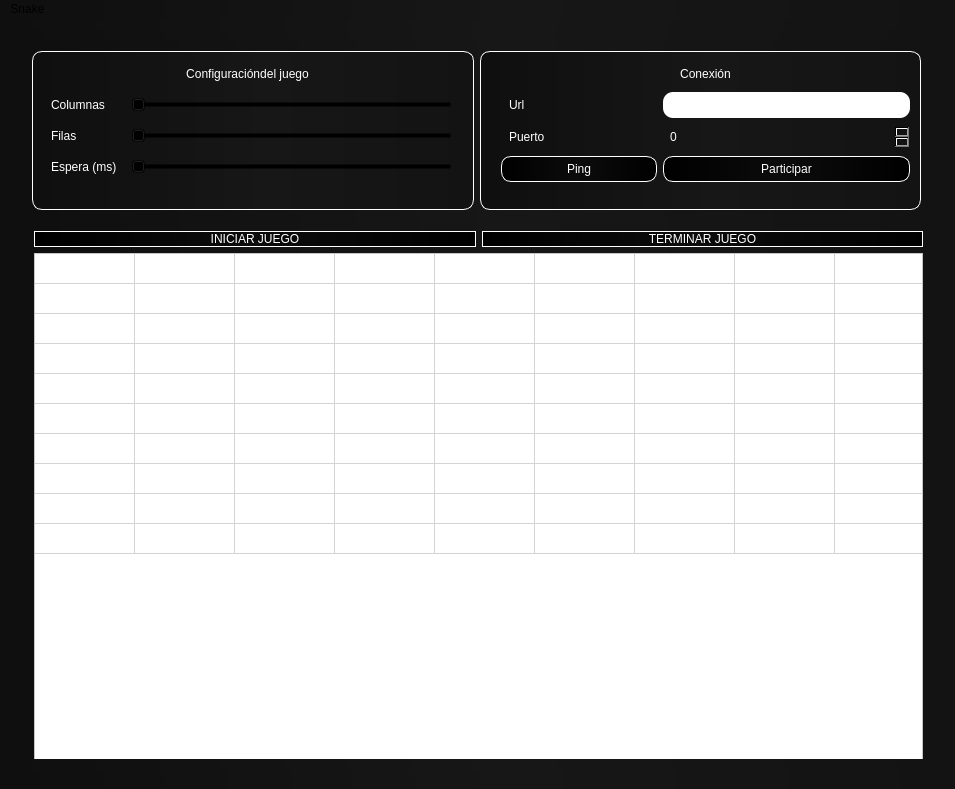
Above: servidor.ui from Ferch2109/Practica09-Modelado20171 before the change. Below: the same form after it.
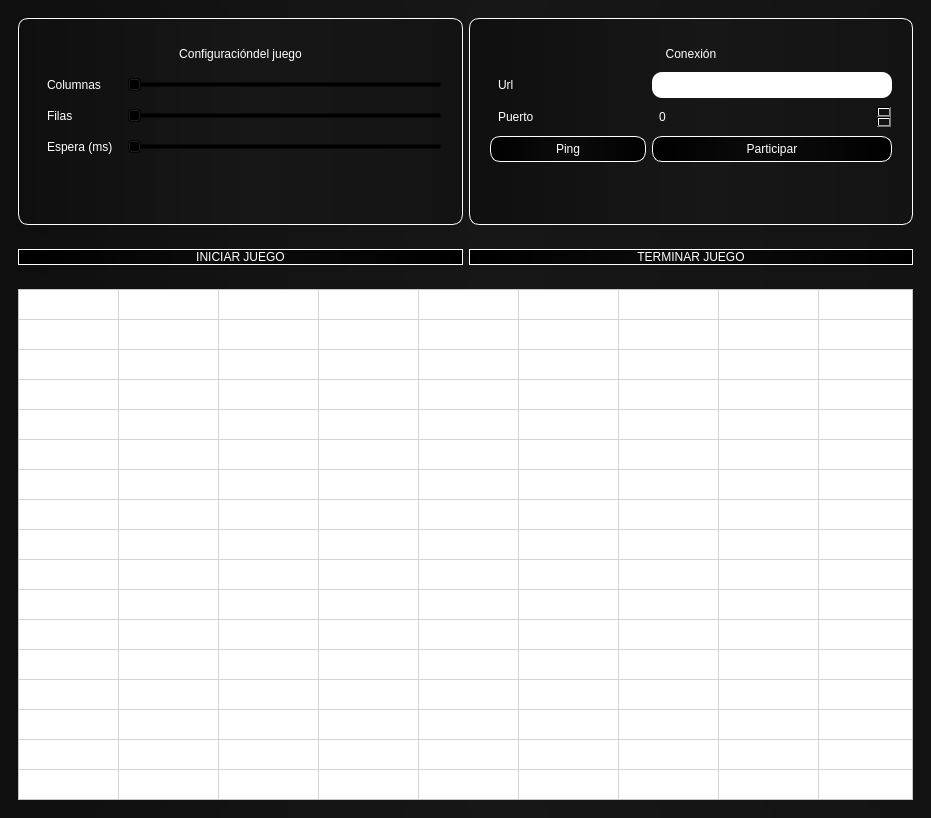
That is the form after the change.

Commit message: Ya funciona todo :v

```diff
--- a/servidor.ui
+++ b/servidor.ui
@@ -9,384 +9,61 @@
    <rect>
     <x>0</x>
     <y>0</y>
-    <width>955</width>
-    <height>789</height>
+    <width>931</width>
+    <height>818</height>
    </rect>
   </property>
-  <property name="sizePolicy">
-   <sizepolicy hsizetype="Expanding" vsizetype="Expanding">
-    <horstretch>1</horstretch>
-    <verstretch>1</verstretch>
-   </sizepolicy>
-  </property>
-  <property name="minimumSize">
-   <size>
-    <width>500</width>
-    <height>500</height>
-   </size>
-  </property>
-  <property name="sizeIncrement">
-   <size>
-    <width>10</width>
-    <height>10</height>
-   </size>
-  </property>
   <property name="windowTitle">
    <string>MainWindow</string>
   </property>
   <property name="styleSheet">
    <string notr="true">background-color: qlineargradient(spread:pad, x1:0.00909091, y1:0, x2:1, y2:0, stop:0 rgba(15, 15, 15, 255), stop:0.527273 rgba(23, 23, 23, 255), stop:1 rgba(19, 19, 19, 255));</string>
   </property>
-  <widget class="QWidget" name="centralWidget">
-   <property name="sizePolicy">
-    <sizepolicy hsizetype="Expanding" vsizetype="Expanding">
-     <horstretch>0</horstretch>
-     <verstretch>0</verstretch>
-    </sizepolicy>
-   </property>
-   <widget class="QWidget" name="verticalLayoutWidget">
-    <property name="geometry">
-     <rect>
-      <x>-8</x>
-      <y>0</y>
-      <width>961</width>
-      <height>751</height>
-     </rect>
+  <widget class="QWidget" name="centralwidget">
+   <layout class="QVBoxLayout" name="verticalLayout_3">
+    <property name="sizeConstraint">
+     <enum>QLayout::SetMinimumSize</enum>
     </property>
-    <layout class="QVBoxLayout" name="principal" stretch="0">
-     <property name="sizeConstraint">
-      <enum>QLayout::SetDefaultConstraint</enum>
-     </property>
-     <item>
-      <widget class="QWidget" name="widget_3" native="true">
-       <property name="sizePolicy">
-        <sizepolicy hsizetype="Expanding" vsizetype="Expanding">
-         <horstretch>0</horstretch>
-         <verstretch>0</verstretch>
-        </sizepolicy>
-       </property>
-       <widget class="QWidget" name="verticalLayoutWidget_2">
-        <property name="geometry">
-         <rect>
-          <x>20</x>
-          <y>190</y>
-          <width>911</width>
-          <height>561</height>
-         </rect>
-        </property>
-        <layout class="QVBoxLayout" name="tabla_boton">
-         <property name="sizeConstraint">
-          <enum>QLayout::SetMaximumSize</enum>
+    <item>
+     <widget class="QWidget" name="widget" native="true">
+      <property name="sizePolicy">
+       <sizepolicy hsizetype="Preferred" vsizetype="Preferred">
+        <horstretch>0</horstretch>
+        <verstretch>0</verstretch>
+       </sizepolicy>
+      </property>
+      <layout class="QHBoxLayout" name="horizontalLayout_2">
+       <item>
+        <widget class="QGroupBox" name="groupBox_10">
+         <property name="enabled">
+          <bool>true</bool>
          </property>
-         <item>
-          <layout class="QHBoxLayout" name="botones_estado">
-           <item>
-            <widget class="QPushButton" name="estado_juego">
-             <property name="sizePolicy">
-              <sizepolicy hsizetype="Expanding" vsizetype="Fixed">
-               <horstretch>0</horstretch>
-               <verstretch>0</verstretch>
-              </sizepolicy>
-             </property>
-             <property name="styleSheet">
-              <string notr="true">color: white;
-border: 1px;
-border-color: white;
-border-style : solid;
-border-radius:10px;
-background-color: qlineargradient(spread:pad, x1:0, y1:0, x2:1, y2:0, stop:0 rgba(0, 0, 0, 255), stop:0.490909 rgba(12, 12, 12, 255), stop:1 rgba(0, 0, 0, 255));</string>
-             </property>
-             <property name="text">
-              <string>INICIAR JUEGO</string>
-             </property>
-            </widget>
-           </item>
-           <item>
-            <widget class="QPushButton" name="termina_juego">
-             <property name="sizePolicy">
-              <sizepolicy hsizetype="Expanding" vsizetype="Fixed">
-               <horstretch>0</horstretch>
-               <verstretch>0</verstretch>
-              </sizepolicy>
-             </property>
-             <property name="styleSheet">
-              <string notr="true">color: white;
-border: 1px;
-border-color: white;
-border-style : solid;
-border-radius:10px;
-background-color: qlineargradient(spread:pad, x1:0, y1:0, x2:1, y2:0, stop:0 rgba(0, 0, 0, 255), stop:0.490909 rgba(12, 12, 12, 255), stop:1 rgba(0, 0, 0, 255));</string>
-             </property>
-             <property name="text">
-              <string>TERMINAR JUEGO</string>
-             </property>
-            </widget>
-           </item>
-          </layout>
-         </item>
-         <item>
-          <widget class="QTableWidget" name="tabla">
-           <property name="enabled">
-            <bool>true</bool>
-           </property>
-           <property name="sizePolicy">
-            <sizepolicy hsizetype="Preferred" vsizetype="Preferred">
-             <horstretch>0</horstretch>
-             <verstretch>0</verstretch>
-            </sizepolicy>
-           </property>
-           <property name="minimumSize">
-            <size>
-             <width>631</width>
-             <height>511</height>
-            </size>
-           </property>
-           <property name="autoFillBackground">
-            <bool>false</bool>
-           </property>
-           <property name="styleSheet">
-            <string notr="true">background-color: rgb(255, 255, 255);</string>
-           </property>
-           <property name="frameShape">
-            <enum>QFrame::StyledPanel</enum>
-           </property>
-           <property name="frameShadow">
-            <enum>QFrame::Sunken</enum>
-           </property>
-           <property name="verticalScrollBarPolicy">
-            <enum>Qt::ScrollBarAlwaysOff</enum>
-           </property>
-           <property name="horizontalScrollBarPolicy">
-            <enum>Qt::ScrollBarAlwaysOff</enum>
-           </property>
-           <property name="autoScroll">
-            <bool>true</bool>
-           </property>
-           <property name="dragDropOverwriteMode">
-            <bool>true</bool>
-           </property>
-           <property name="gridStyle">
-            <enum>Qt::SolidLine</enum>
-           </property>
-           <property name="sortingEnabled">
-            <bool>false</bool>
-           </property>
-           <property name="cornerButtonEnabled">
-            <bool>true</bool>
-           </property>
-           <property name="rowCount">
-            <number>10</number>
-           </property>
-           <property name="columnCount">
-            <number>10</number>
-           </property>
-           <attribute name="horizontalHeaderVisible">
-            <bool>false</bool>
-           </attribute>
-           <attribute name="horizontalHeaderCascadingSectionResizes">
-            <bool>false</bool>
-           </attribute>
-           <attribute name="horizontalHeaderHighlightSections">
-            <bool>false</bool>
-           </attribute>
-           <attribute name="horizontalHeaderShowSortIndicator" stdset="0">
-            <bool>false</bool>
-           </attribute>
-           <attribute name="horizontalHeaderStretchLastSection">
-            <bool>false</bool>
-           </attribute>
-           <attribute name="verticalHeaderVisible">
-            <bool>false</bool>
-           </attribute>
-           <attribute name="verticalHeaderCascadingSectionResizes">
-            <bool>false</bool>
-           </attribute>
-           <attribute name="verticalHeaderHighlightSections">
-            <bool>false</bool>
-           </attribute>
-           <attribute name="verticalHeaderShowSortIndicator" stdset="0">
-            <bool>false</bool>
-           </attribute>
-           <attribute name="verticalHeaderStretchLastSection">
-            <bool>false</bool>
-           </attribute>
-           <row>
-            <property name="text">
-             <string/>
-            </property>
-           </row>
-           <row>
-            <property name="text">
-             <string/>
-            </property>
-           </row>
-           <row>
-            <property name="text">
-             <string/>
-            </property>
-           </row>
-           <row>
-            <property name="text">
-             <string/>
-            </property>
-           </row>
-           <row>
-            <property name="text">
-             <string/>
-            </property>
-           </row>
-           <row>
-            <property name="text">
-             <string/>
-            </property>
-           </row>
-           <row>
-            <property name="text">
-             <string/>
-            </property>
-           </row>
-           <row>
-            <property name="text">
-             <string/>
-            </property>
-           </row>
-           <row>
-            <property name="text">
-             <string/>
-            </property>
-           </row>
-           <row>
-            <property name="text">
-             <string/>
-            </property>
-           </row>
-           <column>
-            <property name="text">
-             <string/>
-            </property>
-           </column>
-           <column>
-            <property name="text">
-             <string/>
-            </property>
-           </column>
-           <column>
-            <property name="text">
-             <string/>
-            </property>
-           </column>
-           <column>
-            <property name="text">
-             <string/>
-            </property>
-           </column>
-           <column>
-            <property name="text">
-             <string/>
-            </property>
-           </column>
-           <column>
-            <property name="text">
-             <string/>
-            </property>
-           </column>
-           <column>
-            <property name="text">
-             <string/>
-            </property>
-           </column>
-           <column>
-            <property name="text">
-             <string/>
-            </property>
-           </column>
-           <column>
-            <property name="text">
-             <string/>
-            </property>
-           </column>
-           <column>
-            <property name="text">
-             <string/>
-            </property>
-           </column>
-           <item row="0" column="0">
-            <property name="text">
-             <string/>
-            </property>
-            <property name="background">
-             <brush brushstyle="NoBrush">
-              <color alpha="255">
-               <red>225</red>
-               <green>225</green>
-               <blue>225</blue>
-              </color>
-             </brush>
-            </property>
-            <property name="foreground">
-             <brush brushstyle="SolidPattern">
-              <color alpha="255">
-               <red>255</red>
-               <green>255</green>
-               <blue>255</blue>
-              </color>
-             </brush>
-            </property>
-           </item>
-          </widget>
-         </item>
-        </layout>
-       </widget>
-       <widget class="QWidget" name="horizontalLayoutWidget">
-        <property name="geometry">
-         <rect>
-          <x>18</x>
-          <y>10</y>
-          <width>911</width>
-          <height>181</height>
-         </rect>
-        </property>
-        <layout class="QHBoxLayout" name="horizontalLayout">
-         <property name="sizeConstraint">
-          <enum>QLayout::SetMaximumSize</enum>
+         <property name="sizePolicy">
+          <sizepolicy hsizetype="Expanding" vsizetype="Expanding">
+           <horstretch>0</horstretch>
+           <verstretch>0</verstretch>
+          </sizepolicy>
          </property>
-         <item>
-          <widget class="QGroupBox" name="groupBox_10">
-           <property name="enabled">
-            <bool>true</bool>
-           </property>
-           <property name="sizePolicy">
-            <sizepolicy hsizetype="Expanding" vsizetype="Expanding">
-             <horstretch>0</horstretch>
-             <verstretch>0</verstretch>
-            </sizepolicy>
-           </property>
-           <property name="styleSheet">
-            <string notr="true">color: #FFFFFF;
+         <property name="styleSheet">
+          <string notr="true">color: #FFFFFF;
 border:1px;
 border-color:#FFF;
 border-style :solid;
 border-radius:10px;
 padding:5px;</string>
-           </property>
-           <property name="title">
-            <string/>
-           </property>
-           <property name="toolTipDuration" stdset="0">
-            <number>-1</number>
-           </property>
+         </property>
+         <property name="title">
+          <string/>
+         </property>
+         <property name="toolTipDuration" stdset="0">
+          <number>-1</number>
+         </property>
+         <layout class="QHBoxLayout" name="horizontalLayout_4">
+          <item>
            <widget class="QWidget" name="formWidget_7" native="true">
             <property name="enabled">
              <bool>true</bool>
             </property>
-            <property name="geometry">
-             <rect>
-              <x>0</x>
-              <y>0</y>
-              <width>431</width>
-              <height>171</height>
-             </rect>
-            </property>
             <property name="sizePolicy">
              <sizepolicy hsizetype="Expanding" vsizetype="Expanding">
               <horstretch>0</horstretch>
@@ -565,42 +242,38 @@
              </item>
             </layout>
            </widget>
-          </widget>
-         </item>
-         <item>
-          <widget class="QGroupBox" name="groupBox_9">
-           <property name="enabled">
-            <bool>true</bool>
-           </property>
-           <property name="sizePolicy">
-            <sizepolicy hsizetype="Expanding" vsizetype="Expanding">
-             <horstretch>0</horstretch>
-             <verstretch>0</verstretch>
-            </sizepolicy>
-           </property>
-           <property name="styleSheet">
-            <string notr="true">color: #FFFFFF;
+          </item>
+         </layout>
+        </widget>
+       </item>
+       <item>
+        <widget class="QGroupBox" name="groupBox_9">
+         <property name="enabled">
+          <bool>true</bool>
+         </property>
+         <property name="sizePolicy">
+          <sizepolicy hsizetype="Expanding" vsizetype="Expanding">
+           <horstretch>0</horstretch>
+           <verstretch>0</verstretch>
+          </sizepolicy>
+         </property>
+         <property name="styleSheet">
+          <string notr="true">color: #FFFFFF;
 border:1px;
 border-color:white;
 border-style: solid;
 border-radius:10px;
 padding:5px;</string>
-           </property>
-           <property name="title">
-            <string/>
-           </property>
-           <property name="toolTipDuration" stdset="0">
-            <number>-1</number>
-           </property>
+         </property>
+         <property name="title">
+          <string/>
+         </property>
+         <property name="toolTipDuration" stdset="0">
+          <number>-1</number>
+         </property>
+         <layout class="QHBoxLayout" name="horizontalLayout_5">
+          <item>
            <widget class="QWidget" name="formWidget_6" native="true">
-            <property name="geometry">
-             <rect>
-              <x>10</x>
-              <y>0</y>
-              <width>431</width>
-              <height>161</height>
-             </rect>
-            </property>
             <property name="sizePolicy">
              <sizepolicy hsizetype="Expanding" vsizetype="Expanding">
               <horstretch>0</horstretch>
@@ -769,33 +442,298 @@
              </item>
             </layout>
            </widget>
-          </widget>
+          </item>
+         </layout>
+        </widget>
+       </item>
+      </layout>
+      <zorder>groupBox_10</zorder>
+      <zorder>groupBox_9</zorder>
+      <zorder>widget_4</zorder>
+     </widget>
+    </item>
+    <item>
+     <widget class="QWidget" name="widget_4" native="true">
+      <layout class="QHBoxLayout" name="horizontalLayout">
+       <item>
+        <widget class="QPushButton" name="estado_juego">
+         <property name="sizePolicy">
+          <sizepolicy hsizetype="Expanding" vsizetype="Fixed">
+           <horstretch>0</horstretch>
+           <verstretch>0</verstretch>
+          </sizepolicy>
+         </property>
+         <property name="styleSheet">
+          <string notr="true">color: white;
+border: 1px;
+border-color: white;
+border-style : solid;
+border-radius:10px;
+background-color: qlineargradient(spread:pad, x1:0, y1:0, x2:1, y2:0, stop:0 rgba(0, 0, 0, 255), stop:0.490909 rgba(12, 12, 12, 255), stop:1 rgba(0, 0, 0, 255));</string>
+         </property>
+         <property name="text">
+          <string>INICIAR JUEGO</string>
+         </property>
+        </widget>
+       </item>
+       <item>
+        <widget class="QPushButton" name="termina_juego">
+         <property name="sizePolicy">
+          <sizepolicy hsizetype="Expanding" vsizetype="Fixed">
+           <horstretch>0</horstretch>
+           <verstretch>0</verstretch>
+          </sizepolicy>
+         </property>
+         <property name="styleSheet">
+          <string notr="true">color: white;
+border: 1px;
+border-color: white;
+border-style : solid;
+border-radius:10px;
+background-color: qlineargradient(spread:pad, x1:0, y1:0, x2:1, y2:0, stop:0 rgba(0, 0, 0, 255), stop:0.490909 rgba(12, 12, 12, 255), stop:1 rgba(0, 0, 0, 255));</string>
+         </property>
+         <property name="text">
+          <string>TERMINAR JUEGO</string>
+         </property>
+        </widget>
+       </item>
+      </layout>
+     </widget>
+    </item>
+    <item>
+     <widget class="QWidget" name="widget_2" native="true">
+      <layout class="QHBoxLayout" name="horizontalLayout_3">
+       <item>
+        <widget class="QTableWidget" name="tabla">
+         <property name="enabled">
+          <bool>true</bool>
+         </property>
+         <property name="sizePolicy">
+          <sizepolicy hsizetype="Preferred" vsizetype="Preferred">
+           <horstretch>0</horstretch>
+           <verstretch>0</verstretch>
+          </sizepolicy>
+         </property>
+         <property name="minimumSize">
+          <size>
+           <width>631</width>
+           <height>511</height>
+          </size>
+         </property>
+         <property name="autoFillBackground">
+          <bool>false</bool>
+         </property>
+         <property name="styleSheet">
+          <string notr="true">background-color: rgb(255, 255, 255);</string>
+         </property>
+         <property name="frameShape">
+          <enum>QFrame::StyledPanel</enum>
+         </property>
+         <property name="frameShadow">
+          <enum>QFrame::Sunken</enum>
+         </property>
+         <property name="verticalScrollBarPolicy">
+          <enum>Qt::ScrollBarAlwaysOff</enum>
+         </property>
+         <property name="horizontalScrollBarPolicy">
+          <enum>Qt::ScrollBarAlwaysOff</enum>
+         </property>
+         <property name="autoScroll">
+          <bool>true</bool>
+         </property>
+         <property name="dragDropOverwriteMode">
+          <bool>true</bool>
+         </property>
+         <property name="gridStyle">
+          <enum>Qt::SolidLine</enum>
+         </property>
+         <property name="sortingEnabled">
+          <bool>false</bool>
+         </property>
+         <property name="cornerButtonEnabled">
+          <bool>true</bool>
+         </property>
+         <property name="rowCount">
+          <number>17</number>
+         </property>
+         <property name="columnCount">
+          <number>17</number>
+         </property>
+         <attribute name="horizontalHeaderVisible">
+          <bool>false</bool>
+         </attribute>
+         <attribute name="horizontalHeaderCascadingSectionResizes">
+          <bool>false</bool>
+         </attribute>
+         <attribute name="horizontalHeaderHighlightSections">
+          <bool>false</bool>
+         </attribute>
+         <attribute name="horizontalHeaderShowSortIndicator" stdset="0">
+          <bool>false</bool>
+         </attribute>
+         <attribute name="horizontalHeaderStretchLastSection">
+          <bool>false</bool>
+         </attribute>
+         <attribute name="verticalHeaderVisible">
+          <bool>false</bool>
+         </attribute>
+         <attribute name="verticalHeaderCascadingSectionResizes">
+          <bool>false</bool>
+         </attribute>
+         <attribute name="verticalHeaderHighlightSections">
+          <bool>false</bool>
+         </attribute>
+         <attribute name="verticalHeaderShowSortIndicator" stdset="0">
+          <bool>false</bool>
+         </attribute>
+         <attribute name="verticalHeaderStretchLastSection">
+          <bool>false</bool>
+         </attribute>
+         <row>
+          <property name="text">
+           <string/>
+          </property>
+         </row>
+         <row>
+          <property name="text">
+           <string/>
+          </property>
+         </row>
+         <row>
+          <property name="text">
+           <string/>
+          </property>
+         </row>
+         <row>
+          <property name="text">
+           <string/>
+          </property>
+         </row>
+         <row>
+          <property name="text">
+           <string/>
+          </property>
+         </row>
+         <row>
+          <property name="text">
+           <string/>
+          </property>
+         </row>
+         <row>
+          <property name="text">
+           <string/>
+          </property>
+         </row>
+         <row>
+          <property name="text">
+           <string/>
+          </property>
+         </row>
+         <row>
+          <property name="text">
+           <string/>
+          </property>
+         </row>
+         <row>
+          <property name="text">
+           <string/>
+          </property>
+         </row>
+         <row/>
+         <row/>
+         <row/>
+         <row/>
+         <row/>
+         <row/>
+         <row/>
+         <column>
+          <property name="text">
+           <string/>
+          </property>
+         </column>
+         <column>
+          <property name="text">
+           <string/>
+          </property>
+         </column>
+         <column>
+          <property name="text">
+           <string/>
+          </property>
+         </column>
+         <column>
+          <property name="text">
+           <string/>
+          </property>
+         </column>
+         <column>
+          <property name="text">
+           <string/>
+          </property>
+         </column>
+         <column>
+          <property name="text">
+           <string/>
+          </property>
+         </column>
+         <column>
+          <property name="text">
+           <string/>
+          </property>
+         </column>
+         <column>
+          <property name="text">
+           <string/>
+          </property>
+         </column>
+         <column>
+          <property name="text">
+           <string/>
+          </property>
+         </column>
+         <column>
+          <property name="text">
+           <string/>
+          </property>
+         </column>
+         <column/>
+         <column/>
+         <column/>
+         <column/>
+         <column/>
+         <column/>
+         <column/>
+         <item row="0" column="0">
+          <property name="text">
+           <string/>
+          </property>
+          <property name="background">
+           <brush brushstyle="NoBrush">
+            <color alpha="255">
+             <red>225</red>
+             <green>225</green>
+             <blue>225</blue>
+            </color>
+           </brush>
+          </property>
+          <property name="foreground">
+           <brush brushstyle="SolidPattern">
+            <color alpha="255">
+             <red>255</red>
+             <green>255</green>
+             <blue>255</blue>
+            </color>
+           </brush>
+          </property>
          </item>
-        </layout>
-       </widget>
-      </widget>
-     </item>
-    </layout>
-   </widget>
-  </widget>
-  <widget class="QMenuBar" name="menuBar">
-   <property name="geometry">
-    <rect>
-     <x>0</x>
-     <y>0</y>
-     <width>955</width>
-     <height>28</height>
-    </rect>
-   </property>
-   <widget class="QMenu" name="menuSnake">
-    <property name="title">
-     <string>Snake</string>
-    </property>
-   </widget>
-   <addaction name="menuSnake"/>
+        </widget>
+       </item>
+      </layout>
+     </widget>
+    </item>
+   </layout>
   </widget>
  </widget>
- <layoutdefault spacing="6" margin="11"/>
  <resources/>
  <connections/>
 </ui>
```
Left out of the diff: 61 changed lines with no effect on the pictures. The commit also changes 1 other file.
